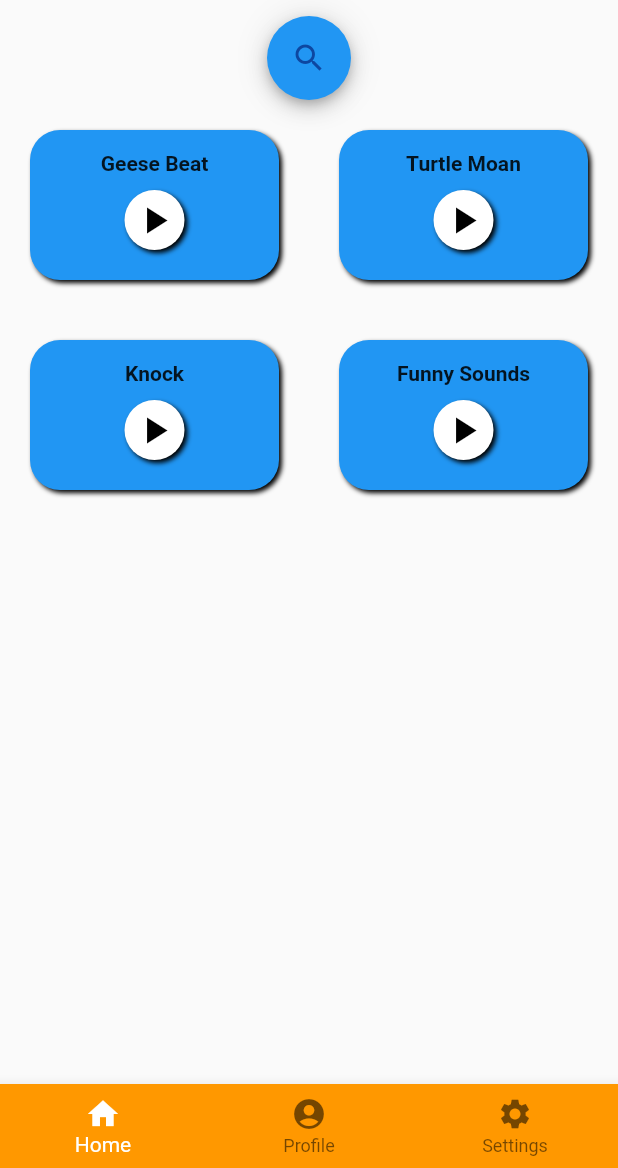
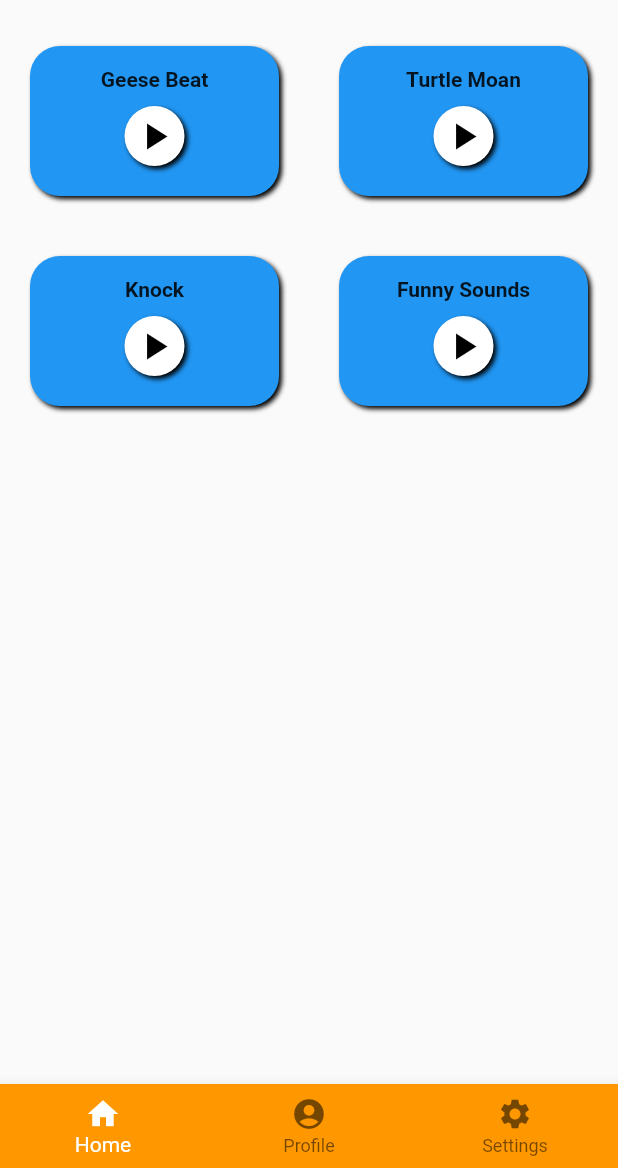
Before and after one commit to Mickeybab/flutter-part1, a Flutter app: the screen it shows after launch, on a phone screen of 412 x 824 dp, the part 68-1236 px from its top. Run offline on Flutter 3.47's test engine with Material 2 defaults, Android fonts, the phone set to English and light mode, and no system bars; our stand-ins replace audioplayers, camera, shared_preferences.

Commit message:
Remove useless searchbar for delivery

```diff
--- a/lib/components/searchbar.dart
+++ /dev/null
@@ -1,66 +0,0 @@
-import 'package:flutter/material.dart';
-
-class AnimatedSearchBar extends StatefulWidget {
-  @override
-  _AnimatedSearchBarState createState() => _AnimatedSearchBarState();
-}
-
-class _AnimatedSearchBarState extends State<AnimatedSearchBar> {
-  bool _folded = true;
-
-  @override
-  Widget build(BuildContext context) {
-    return AnimatedContainer(
-      duration: Duration(milliseconds: 400),
-      width: _folded ? 56 : 200,
-      height: 56,
-      decoration: BoxDecoration(
-        borderRadius: BorderRadius.circular(32),
-        color: Colors.blue,
-        boxShadow: kElevationToShadow[6],
-      ),
-      child: Row(
-        children: [
-          Expanded(
-            child: Container(
-              padding: EdgeInsets.only(left: 16),
-              child: !_folded
-                  ? TextField(
-                      decoration: InputDecoration(
-                          hintText: 'Search',
-                          hintStyle: TextStyle(color: Colors.black),
-                          border: InputBorder.none),
-                    )
-                  : null,
-            ),
-          ),
-          Container(
-            child: Material(
-              type: MaterialType.transparency,
-              child: InkWell(
-                borderRadius: BorderRadius.only(
-                  topLeft: Radius.circular(_folded ? 32 : 0),
-                  topRight: Radius.circular(32),
-                  bottomLeft: Radius.circular(_folded ? 32 : 0),
-                  bottomRight: Radius.circular(32),
-                ),
-                child: Padding(
-                  padding: const EdgeInsets.all(16.0),
-                  child: Icon(
-                    _folded ? Icons.search : Icons.close,
-                    color: Colors.blue[900],
-                  ),
-                ),
-                onTap: () {
-                  setState(() {
-                    _folded = !_folded;
-                  });
-                },
-              ),
-            ),
-          )
-        ],
-      ),
-    );
-  }
-}
--- a/lib/screens/home.dart
+++ b/lib/screens/home.dart
@@ -1,7 +1,6 @@
 import 'package:flutter/material.dart';
 import 'package:flutter_epitech/components/soundRow.dart';
 import '../components/soundRow.dart';
-import '../components/searchbar.dart';
 
 class Home extends StatelessWidget {
   Future<double> get _height => Future<double>.value(1000);
@@ -18,7 +17,6 @@ class Home extends StatelessWidget {
             child: SingleChildScrollView(
               child: Column(
                 children: <Widget>[
-                  AnimatedSearchBar(),
                   SoundRow(
                     soundTitle1: "Geese Beat",
                     soundFile1: "sound/GeeseBeat.mp3",
```
